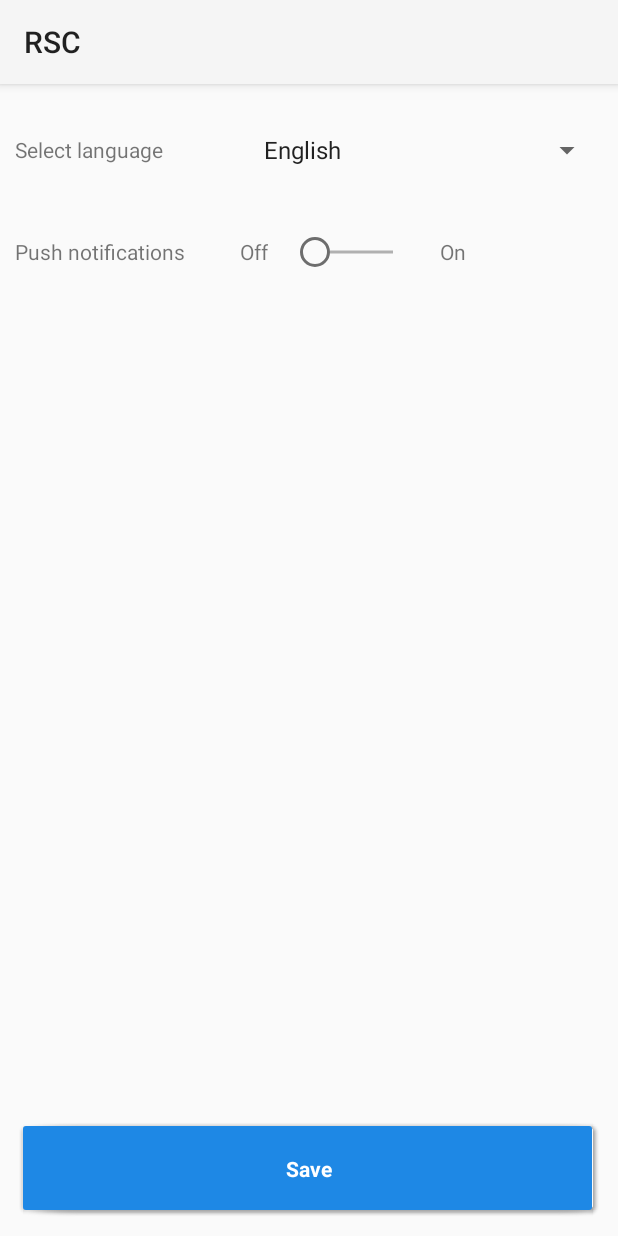
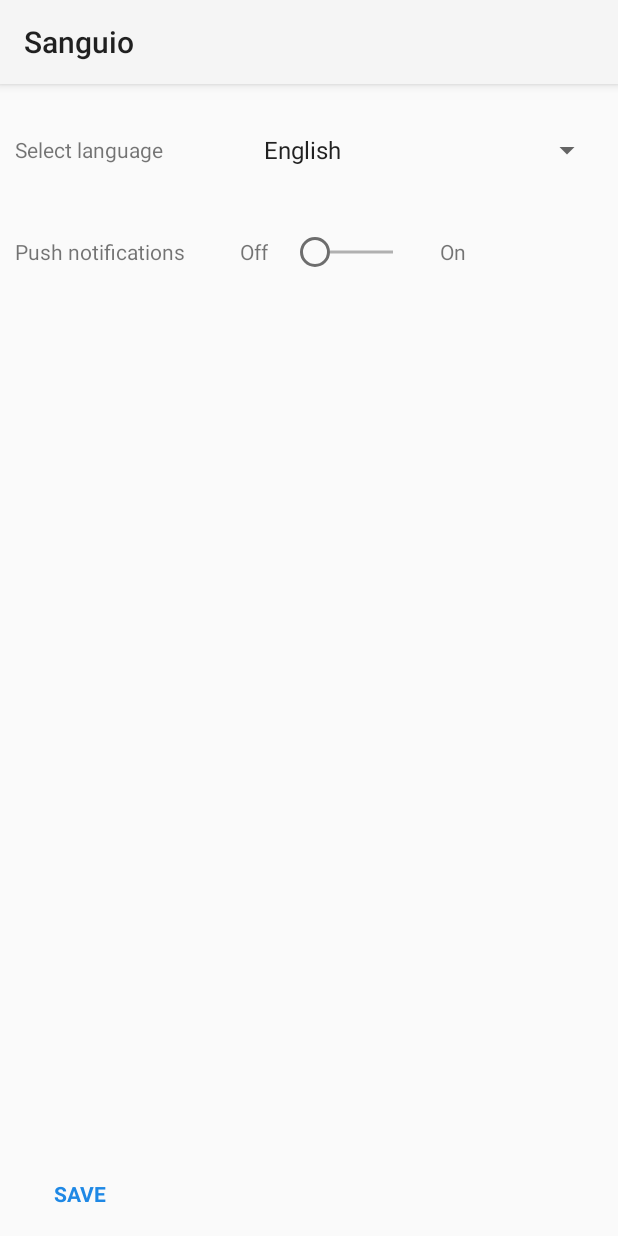
Before and after one commit to foivz/RSC-Asyncro-ALPHA, an Android app: the MainActivity screen opened directly, with no data from a screen before it, in the options menu, after a tap on "Settings", on a phone screen of 412 x 824 dp. Run offline under Robolectric (Android 15) with nearby library versions, the phone set to English and light mode, and no system bars; our stand-ins replace ButterKnife; libraries missing offline, so code that uses them is left out: com.astuetz, org.lucasr.twowayview, retrofit.client; 5 statements that could not run were skipped.

Commit message:
- Push, sunce ti kalajsano

```diff
--- a/Mobile/RSC/app/src/main/java/com/alpha/asyncro/rsc/LoginActivity.java
+++ b/Mobile/RSC/app/src/main/java/com/alpha/asyncro/rsc/LoginActivity.java
@@ -39,7 +39,8 @@ public class LoginActivity extends LightTabbedActivity {
     @Override
     public PagerSlidingTabStrip providePagerSlidingTabStrip() {
         tabs.setTextColorResource(R.color.white);
-        tabs.setIndicatorColorResource(R.color.gray);
+        tabs.setIndicatorColorResource(R.color.secondary);
+        tabs.setIndicatorHeight(10);
         return tabs;
     }
 
--- a/Mobile/RSC/app/src/main/java/com/alpha/asyncro/rsc/MainActivity.java
+++ b/Mobile/RSC/app/src/main/java/com/alpha/asyncro/rsc/MainActivity.java
@@ -73,6 +73,8 @@ public class MainActivity extends LightTabbedActivity implements OnDataMultipleR
         tabs.setTextSize(50);
         tabs.setTextColor(getResources().getColor(R.color.white));
         tabs.setTypeface(LightFont.getTypeface(getBaseContext(), LightFont.DEFAULT_FONT), Typeface.NORMAL);
+        tabs.setIndicatorColorResource(R.color.secondary);
+        tabs.setIndicatorHeight(10);
         return tabs;
     }
 
@@ -131,6 +133,7 @@ public class MainActivity extends LightTabbedActivity implements OnDataMultipleR
             case R.id.action_settings:
                 Intent intentSettings = new Intent(getBaseContext(), SettingsActivity.class);
                 startActivity(intentSettings);
+                InstitutionsFragment.setInstitutions(null);
                 this.finish();
         }
         return super.onOptionsItemSelected(item);
--- a/Mobile/RSC/app/src/main/java/com/alpha/asyncro/rsc/fragment/DonationsFragment.java
+++ b/Mobile/RSC/app/src/main/java/com/alpha/asyncro/rsc/fragment/DonationsFragment.java
@@ -35,7 +35,9 @@ public class DonationsFragment extends LabeledFragment implements OnUserReadList
     @Override
     public void onUserRead(User user) {
         Donation[] donations = user.getDonations();
-        for (Donation donation : donations)
-            donationsAdapter.addItem(new DonationPresenter(donation));
+        if (donations != null) {
+            for (Donation donation : donations)
+                donationsAdapter.addItem(new DonationPresenter(donation));
+        }
     }
 }
--- a/Mobile/RSC/app/src/main/java/com/alpha/asyncro/rsc/fragment/InstitutionsFragment.java
+++ b/Mobile/RSC/app/src/main/java/com/alpha/asyncro/rsc/fragment/InstitutionsFragment.java
@@ -46,7 +46,8 @@ public class InstitutionsFragment extends LabeledFragment implements OnDataMulti
             institutionController.setOnDataMultipleResponseListener(this);
             User stored = Preferences.loadUser(getLightActivity());
             institutionController.getInstitutions(stored.getToken());
-        }
+        } else
+            display(institutions);
     }
 
 
@@ -57,7 +58,7 @@ public class InstitutionsFragment extends LabeledFragment implements OnDataMulti
     }
 
     private void display(Institution[] institutions) {
-        if (institutions != null)
+        if (institutions != null && institutionsAdapter != null)
             for (Institution institution : institutions)
                 institutionsAdapter.addItem(new InstitutionPresenter(institution));
     }
@@ -66,4 +67,8 @@ public class InstitutionsFragment extends LabeledFragment implements OnDataMulti
     public void onUserRead(User user) {
 
     }
+
+    public static void setInstitutions(Institution[] institutions) {
+        InstitutionsFragment.institutions = institutions;
+    }
 }
--- a/Mobile/RSC/app/src/main/java/com/alpha/asyncro/rsc/fragment/SettingsFragment.java
+++ b/Mobile/RSC/app/src/main/java/com/alpha/asyncro/rsc/fragment/SettingsFragment.java
@@ -74,6 +74,9 @@ public class SettingsFragment extends LightFragment {
             case 1:
                 languageToLoad = "hr";
                 break;
+            case 2:
+                languageToLoad = "es";
+                break;
         }
     }
 
--- a/Mobile/RSC/app/src/main/java/com/alpha/asyncro/rsc/fragment/UserFragment.java
+++ b/Mobile/RSC/app/src/main/java/com/alpha/asyncro/rsc/fragment/UserFragment.java
@@ -34,6 +34,7 @@ public class UserFragment extends LabeledFragment implements OnUserReadListener
     @Override
     public void main() {
         activity = (MainActivity) getActivity();
+        activity.getActionBar().setTitle(activity.getResources().getString(R.string.lbl_my_profile));
         donationsAdapter = new LightAdapter(getLightActivity());
         listDonations.setAdapter(donationsAdapter);
         if (activity.getUser() != null)
--- a/Mobile/RSC/app/src/main/java/com/alpha/asyncro/rsc/util/Preferences.java
+++ b/Mobile/RSC/app/src/main/java/com/alpha/asyncro/rsc/util/Preferences.java
@@ -49,7 +49,7 @@ public class Preferences {
     }
 
     public static String loadLanguage(Context context) {
-        return loadPreferences(context).getString(KEY_LANGUAGE, null);
+        return loadPreferences(context).getString(KEY_LANGUAGE, "en");
     }
 
     public static boolean storeNotificationPref(Context context, boolean pref) {
--- a/Mobile/RSC/app/src/main/res/layout/dialog_donor_card.xml
+++ b/Mobile/RSC/app/src/main/res/layout/dialog_donor_card.xml
@@ -22,9 +22,9 @@
         android:id="@+id/btnShare"
         android:layout_width="wrap_content"
         android:layout_alignParentRight="true"
-        android:layout_alignBaseline="@+id/lblTitle"
+        android:layout_alignTop="@+id/lblTitle"
         android:text="@string/lbl_share"
-        android:layout_height="wrap_content"/>
+        android:layout_height="wrap_content" />
 
 
     <EditText
--- a/Mobile/RSC/app/src/main/res/layout/fragment_settings.xml
+++ b/Mobile/RSC/app/src/main/res/layout/fragment_settings.xml
@@ -56,12 +56,12 @@
             android:layout_height="wrap_content" />
     </TableRow>
 
-    <com.gc.materialdesign.views.ButtonRectangle
-        android:layout_width="match_parent"
+    <com.gc.materialdesign.views.ButtonFlat
+        android:layout_width="wrap_content"
         android:id="@+id/btnSave"
         android:layout_alignParentBottom="true"
         android:text="@string/lbl_save"
-        app:rippleSpeed="1000"
+        app:rippleSpeed="100"
         android:layout_height="wrap_content" />
 
 </RelativeLayout>
--- a/Mobile/RSC/app/src/main/res/values/const.xml
+++ b/Mobile/RSC/app/src/main/res/values/const.xml
@@ -11,6 +11,7 @@
     <string-array name="arr_language">
         <item>English</item>
         <item>Hrvatski</item>
+        <item>Espana</item>
     </string-array>
 
     <string name="key_twitter_consumer">Qwug8inWnmUr5QpxQhbSR64FO</string>
--- a/Mobile/RSC/app/src/main/res/values/strings.xml
+++ b/Mobile/RSC/app/src/main/res/values/strings.xml
@@ -1,7 +1,7 @@
 <?xml version="1.0" encoding="utf-8"?>
 <resources>
 
-    <string name="app_name">RSC</string>
+    <string name="app_name">Sanguio</string>
     <string name="hello_world">Hello world!</string>
     <string name="action_settings">Settings</string>
 
```
Also changed, not shown: Mobile/RSC/app/src/main/java/com/alpha/asyncro/rsc/SplashActivity.java (+17 -4 lines), Mobile/RSC/app/src/main/res/layout/item_donations.xml (+21 -9 lines), 2 other files.
